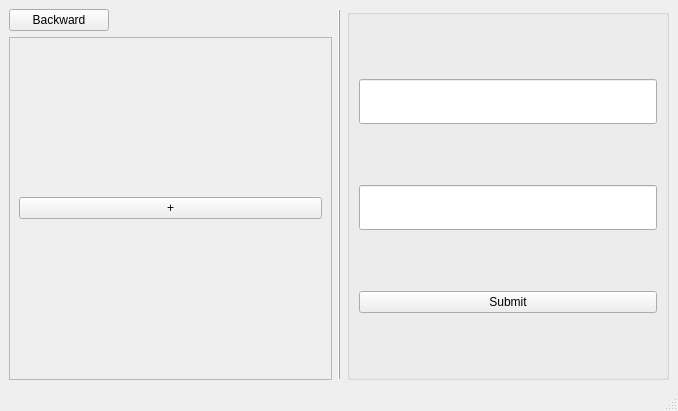
Above: listset.ui from 454270186/XJCO2811_UserInterface before the change. Below: the same form after it.
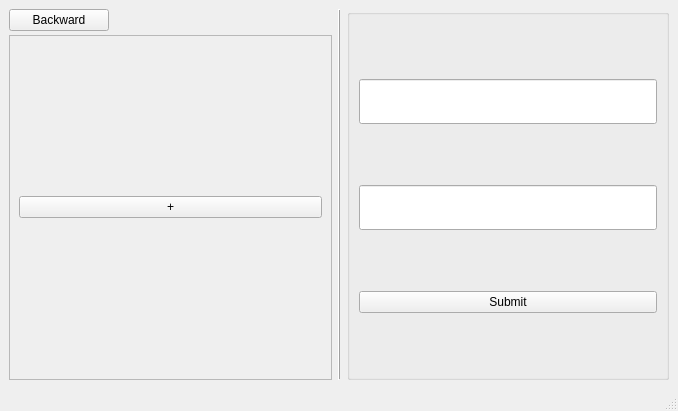
That is the form after the change.

Commit message: feat：修改了视频播放页面的布局，添加了mainwindow左侧初始隐藏，添加了右侧全屏

Patch:
```diff
--- a/listset.ui
+++ b/listset.ui
@@ -39,7 +39,7 @@
     <item>
      <layout class="QVBoxLayout" name="verticalLayout_left">
       <property name="spacing">
-       <number>-1</number>
+       <number>4</number>
       </property>
       <item>
        <widget class="QPushButton" name="backward">
@@ -76,8 +76,8 @@
           <rect>
            <x>0</x>
            <y>0</y>
-           <width>310</width>
-           <height>323</height>
+           <width>324</width>
+           <height>351</height>
           </rect>
          </property>
          <layout class="QVBoxLayout" name="verticalLayout_6">
```
The commit also changes 4 other files.
